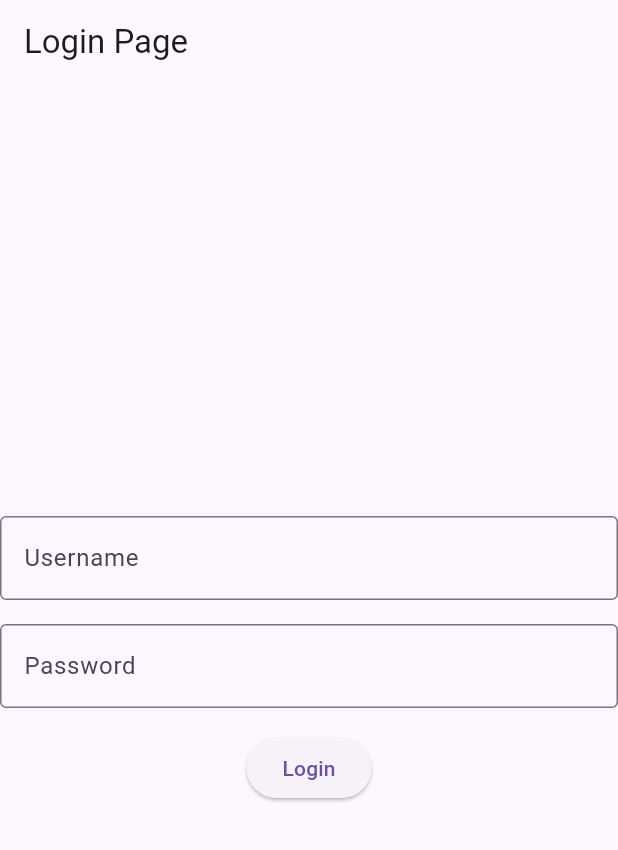
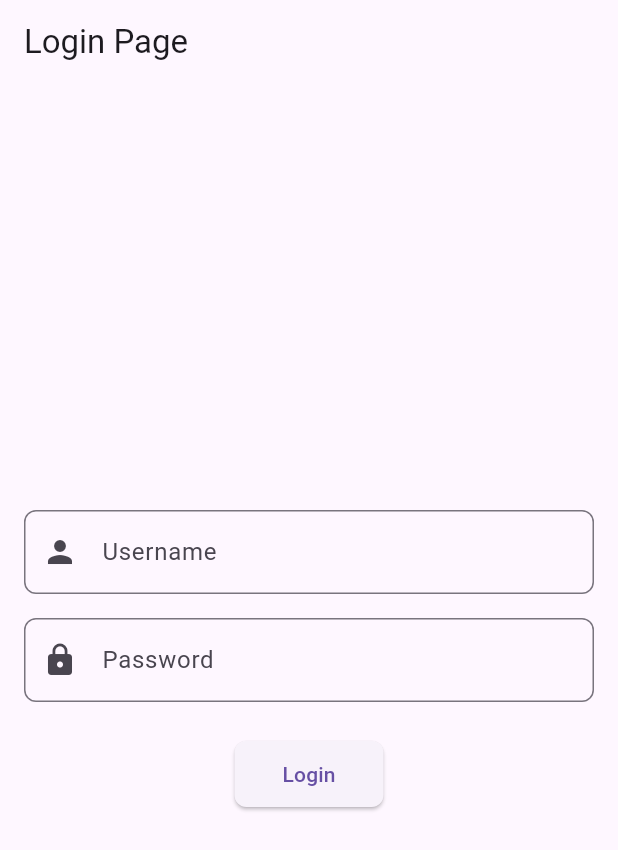
Before and after one commit to Jathu23/flutter_simple_login, a Flutter app: the screen it shows after launch, on a phone screen of 412 x 824 dp. Shown: the top 850 px of the screen. Run offline on Flutter 3.47's test engine with Material 3 defaults, Android fonts, the phone set to English and light mode, and no system bars.

Commit message:
Enhance LoginPage UI with improved layout and input field styling

```diff
--- a/lib/login_page.dart
+++ b/lib/login_page.dart
@@ -13,33 +13,41 @@ class LoginPage extends StatelessWidget {
       appBar: AppBar(
         title: const Text('Login Page'),
       ),
-      body: Center(
+      body: Padding(
+        padding: const EdgeInsets.all(16.0),
+        child: Center(
+          child: SingleChildScrollView(
             child: Column(
               mainAxisAlignment: MainAxisAlignment.center,
               children: [
                 // TextField for username input
                 TextField(
                   controller: _usernameController,
-              decoration: const InputDecoration(
-                border: OutlineInputBorder(),
+                  decoration: InputDecoration(
+                    border: OutlineInputBorder(
+                      borderRadius: BorderRadius.circular(8.0),
+                    ),
                     labelText: 'Username',
+                    prefixIcon: const Icon(Icons.person),
                   ),
                 ),
                 const SizedBox(height: 16), // Add some space between the fields
                 // TextField for password input
                 TextField(
                   controller: _passwordController,
-              decoration: const InputDecoration(
-                border: OutlineInputBorder(),
+                  decoration: InputDecoration(
+                    border: OutlineInputBorder(
+                      borderRadius: BorderRadius.circular(8.0),
+                    ),
                     labelText: 'Password',
+                    prefixIcon: const Icon(Icons.lock),
                   ),
                   obscureText: true, // Hide the password text
                 ),
-            const SizedBox(height: 16), // Add some space before the button
+                const SizedBox(height: 24), // Add some space before the button
                 // Login button
                 ElevatedButton(
                   onPressed: () {
-
                     String username = _usernameController.text;
                     String password = _passwordController.text;
 
@@ -64,7 +72,6 @@ class LoginPage extends StatelessWidget {
                       );
                       return;
                     } else if (username == '12' && password == '12') {
-
                       Navigator.pushNamed(context, '/dashboard');
                     } else {
                       // Show an alert dialog if the credentials are incorrect
@@ -87,11 +94,19 @@ class LoginPage extends StatelessWidget {
                       );
                     }
                   },
+                  style: ElevatedButton.styleFrom(
+                    padding: const EdgeInsets.symmetric(horizontal: 32, vertical: 12),
+                    shape: RoundedRectangleBorder(
+                      borderRadius: BorderRadius.circular(8.0),
+                    ),
+                  ),
                   child: const Text('Login'),
                 ),
               ],
             ),
           ),
+        ),
+      ),
     );
   }
 }
```
Lines whose indentation alone changed are shown as unchanged.
